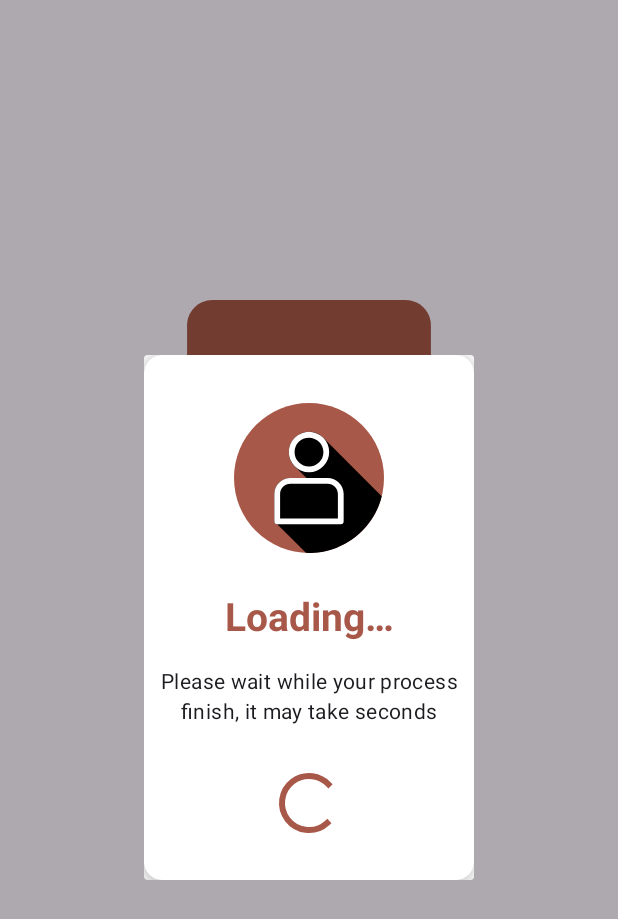
After one commit to Ahmedbadr22/articlo, an Android app: the LoadingDialog screen opened through its navigation route, on a phone screen of 412 x 824 dp. The commit adds this screen. Shown: the top 919 px of the screen. Run offline under Robolectric (Android 15) with nearby library versions, the phone set to English and light mode, and no system bars; our stand-ins replace data binding, sdp/ssp sizes.

Commit message:
add: loading dialog feature

```diff
--- /dev/null
+++ b/app/src/main/java/com/codersinvasion/articlo/ui/dialogs/view/LoadingDialog.kt
@@ -0,0 +1,22 @@
+package com.codersinvasion.articlo.ui.dialogs.view
+
+import android.content.DialogInterface
+import android.os.Bundle
+import android.view.LayoutInflater
+import android.view.View
+import android.view.ViewGroup
+import androidx.fragment.app.DialogFragment
+import com.codersinvasion.articlo.R
+
+class LoadingDialog : DialogFragment() {
+
+    override fun onCreateView(
+        inflater: LayoutInflater,
+        container: ViewGroup?,
+        savedInstanceState: Bundle?
+    ): View? {
+        isCancelable = false
+        return inflater.inflate(R.layout.loading_dialog, container, false)
+    }
+
+}
--- a/app/src/main/java/com/codersinvasion/articlo/ui/login/view/LoginFragment.kt
+++ b/app/src/main/java/com/codersinvasion/articlo/ui/login/view/LoginFragment.kt
@@ -1,21 +1,21 @@
 package com.codersinvasion.articlo.ui.login.view
 
 import android.os.Bundle
-import androidx.fragment.app.Fragment
 import android.view.LayoutInflater
 import android.view.View
 import android.view.ViewGroup
-import com.codersinvasion.articlo.R
+import androidx.fragment.app.Fragment
+import com.codersinvasion.articlo.databinding.FragmentLoginBinding
 
 
 class LoginFragment : Fragment() {
-
+    private lateinit var binding: FragmentLoginBinding
     override fun onCreateView(
         inflater: LayoutInflater, container: ViewGroup?,
         savedInstanceState: Bundle?
-    ): View? {
-        // Inflate the layout for this fragment
-        return inflater.inflate(R.layout.fragment_login, container, false)
+    ): View {
+        binding = FragmentLoginBinding.inflate(layoutInflater, container, false)
+        return binding.root
     }
 
 }
--- /dev/null
+++ b/app/src/main/res/drawable/user.xml
@@ -0,0 +1,7 @@
+<vector android:autoMirrored="true" android:height="50dp"
+    android:viewportHeight="26" android:viewportWidth="26"
+    android:width="50dp" xmlns:android="http://schemas.android.com/apk/res/android">
+    <path android:fillColor="?attr/colorPrimary" android:fillType="evenOdd" android:pathData="M13,13m-13,0a13,13 0,1 1,26 0a13,13 0,1 1,-26 0"/>
+    <path android:fillColor="@color/black" android:pathData="M12.465,25.973A13,13 0,0 0,13 26a13,13 0,0 0,0.92 -0.033,13 13,0 0,0 1.289,-0.156 13,13 0,0 0,1.268 -0.286,13 13,0 0,0 1.234,-0.408 13,13 0,0 0,1.185 -0.531,13 13,0 0,0 1.127,-0.647 13,13 0,0 0,1.057 -0.755,13 13,0 0,0 0.977,-0.858 13,13 0,0 0,0.886 -0.951,13 13,0 0,0 0.786,-1.035 13,13 0,0 0,0.68 -1.108,13 13,0 0,0 0.566,-1.17 13,13 0,0 0,0.445 -1.22,13 13,0 0,0 0.176,-0.69L15.482,6.04l-0.01,-0.012h-0.001A3.486,3.486 0,0 0,13 5a3.51,3.51 0,0 0,-3.428 4.209,3.463 3.463,0 0,0 0.955,1.77l0.002,0.001 2.03,2.03H9.787c-1.537,0 -2.795,1.243 -2.795,2.775V20.5a0.5,0.5 0,0 0,0.5 0.5l4.973,4.973z"/>
+    <path android:fillColor="#fff" android:pathData="M12.999,5.002a3.51,3.51 45,0 0,-3.5 3.504,3.509 3.509,45 0,0 3.5,3.503 3.509,3.509 135,0 0,3.5 -3.503,3.51 3.51,45 0,0 -3.5,-3.504zM12.999,6.004c1.386,0 2.5,1.114 2.5,2.503a2.494,2.494 45,0 1,-2.5 2.503,2.494 2.494,45 0,1 -2.5,-2.503 2.494,2.494 45,0 1,2.5 -2.503zM9.786,13.01c-1.537,0 -2.794,1.246 -2.794,2.778l0,4.714a0.501,0.5 90,0 0,0.499 0.5l11.018,0a0.501,0.5 90,0 0,0.498 -0.501L19.008,15.789c0,-1.532 -1.258,-2.777 -2.795,-2.777L9.786,13.012zM9.786,14.012l6.426,0c1.006,0 1.797,0.787 1.797,1.776L18.009,20L7.99,20l0,-4.212c0,-0.989 0.789,-1.776 1.795,-1.776z"/>
+</vector>
--- /dev/null
+++ b/app/src/main/res/layout/loading_dialog.xml
@@ -0,0 +1,73 @@
+<?xml version="1.0" encoding="utf-8"?>
+<layout xmlns:android="http://schemas.android.com/apk/res/android"
+    xmlns:app="http://schemas.android.com/apk/res-auto">
+
+    <data>
+
+    </data>
+
+
+
+    <com.google.android.material.card.MaterialCardView
+        android:layout_width="wrap_content"
+        android:layout_height="wrap_content"
+        android:layout_gravity="center"
+        app:cardElevation="10dp"
+        app:cardBackgroundColor="@color/white"
+        app:strokeWidth="0dp">
+
+        <androidx.constraintlayout.widget.ConstraintLayout
+            android:layout_width="220dp"
+            android:layout_height="350dp">
+
+            <ImageView
+                android:id="@+id/iv_user_image"
+                android:layout_width="100sp"
+                android:layout_height="100sp"
+                android:layout_marginTop="32dp"
+                app:layout_constraintEnd_toEndOf="parent"
+                app:layout_constraintStart_toStartOf="parent"
+                app:layout_constraintTop_toTopOf="parent"
+                app:srcCompat="@drawable/user"
+                android:contentDescription="@string/user_icon_image" />
+
+            <TextView
+                android:id="@+id/textView"
+                style="@style/TextAppearance.Material3.HeadlineSmall.Header"
+                android:layout_width="wrap_content"
+                android:layout_height="wrap_content"
+                android:layout_marginTop="24dp"
+                android:text="@string/loading"
+                android:textStyle="bold"
+                app:layout_constraintEnd_toEndOf="parent"
+                app:layout_constraintStart_toStartOf="parent"
+                app:layout_constraintTop_toBottomOf="@+id/iv_user_image" />
+
+            <TextView
+                android:id="@+id/textView2"
+                style="@style/TextAppearance.Material3.BodyMedium"
+                android:layout_width="0dp"
+                android:layout_height="wrap_content"
+                android:layout_marginStart="8dp"
+                android:layout_marginTop="16dp"
+                android:layout_marginEnd="8dp"
+                android:text="@string/please_wait_while_your_process_finish_it_may_take_seconds"
+                android:textAlignment="center"
+                app:layout_constraintEnd_toEndOf="parent"
+                app:layout_constraintStart_toStartOf="parent"
+                app:layout_constraintTop_toBottomOf="@+id/textView" />
+
+            <ProgressBar
+                android:id="@+id/progressBar"
+                style="?android:attr/progressBarStyle"
+                android:layout_width="wrap_content"
+                android:layout_height="wrap_content"
+                android:indeterminateTint="?attr/colorPrimary"
+                app:layout_constraintBottom_toBottomOf="parent"
+                app:layout_constraintEnd_toEndOf="parent"
+                app:layout_constraintStart_toStartOf="parent"
+                app:layout_constraintTop_toBottomOf="@+id/textView2" />
+        </androidx.constraintlayout.widget.ConstraintLayout>
+    </com.google.android.material.card.MaterialCardView>
+
+</layout>
--- a/app/src/main/res/navigation/app_nav_graph.xml
+++ b/app/src/main/res/navigation/app_nav_graph.xml
@@ -25,6 +25,15 @@
     <fragment
         android:id="@+id/loginFragment"
         android:name="com.codersinvasion.articlo.ui.login.view.LoginFragment"
-        tools:layout="@layout/fragment_login" />
+        tools:layout="@layout/fragment_login" >
+        <action
+            android:id="@+id/action_loginFragment_to_loadingDialog"
+            app:destination="@id/loadingDialog" />
+    </fragment>
+
+    <dialog
+        android:id="@+id/loadingDialog"
+        android:name="com.codersinvasion.articlo.ui.dialogs.view.LoadingDialog"
+        tools:layout="@layout/loading_dialog" />
 
 </navigation>
--- a/app/src/main/res/values/strings.xml
+++ b/app/src/main/res/values/strings.xml
@@ -19,4 +19,7 @@
     <string name="forgot_password">Forgot Password</string>
     <string name="login">Login</string>
     <string name="create_new_account">Create new account</string>
+    <string name="user_icon_image">User Icon Image</string>
+    <string name="loading">Loading…</string>
+    <string name="please_wait_while_your_process_finish_it_may_take_seconds">Please wait while your process finish, it may take seconds</string>
 </resources>
--- a/app/src/main/res/values/styles.xml
+++ b/app/src/main/res/values/styles.xml
@@ -1,5 +1,12 @@
 <?xml version="1.0" encoding="utf-8"?>
 <resources>
+
+    <!-- Text -->
+    <style name="TextAppearance.Material3.HeadlineSmall.Header" parent="Base.Widget.Material3.CardView">
+        <item name="android:textSize">@dimen/_20sdp</item>
+        <item name="android:textColor">?attr/colorPrimary</item>
+    </style>
+
     <style name="TextAppearance.Material3.TitleLarge.AppLogo" parent="TextAppearance.Material3.TitleLarge">
         <item name="android:textSize">@dimen/_30sdp</item>
     </style>
@@ -18,4 +25,6 @@
         <item name="cardCornerRadius">150dp</item>
     </style>
 
+
+
 </resources>
```
Also changed, not shown: 1 other file.
